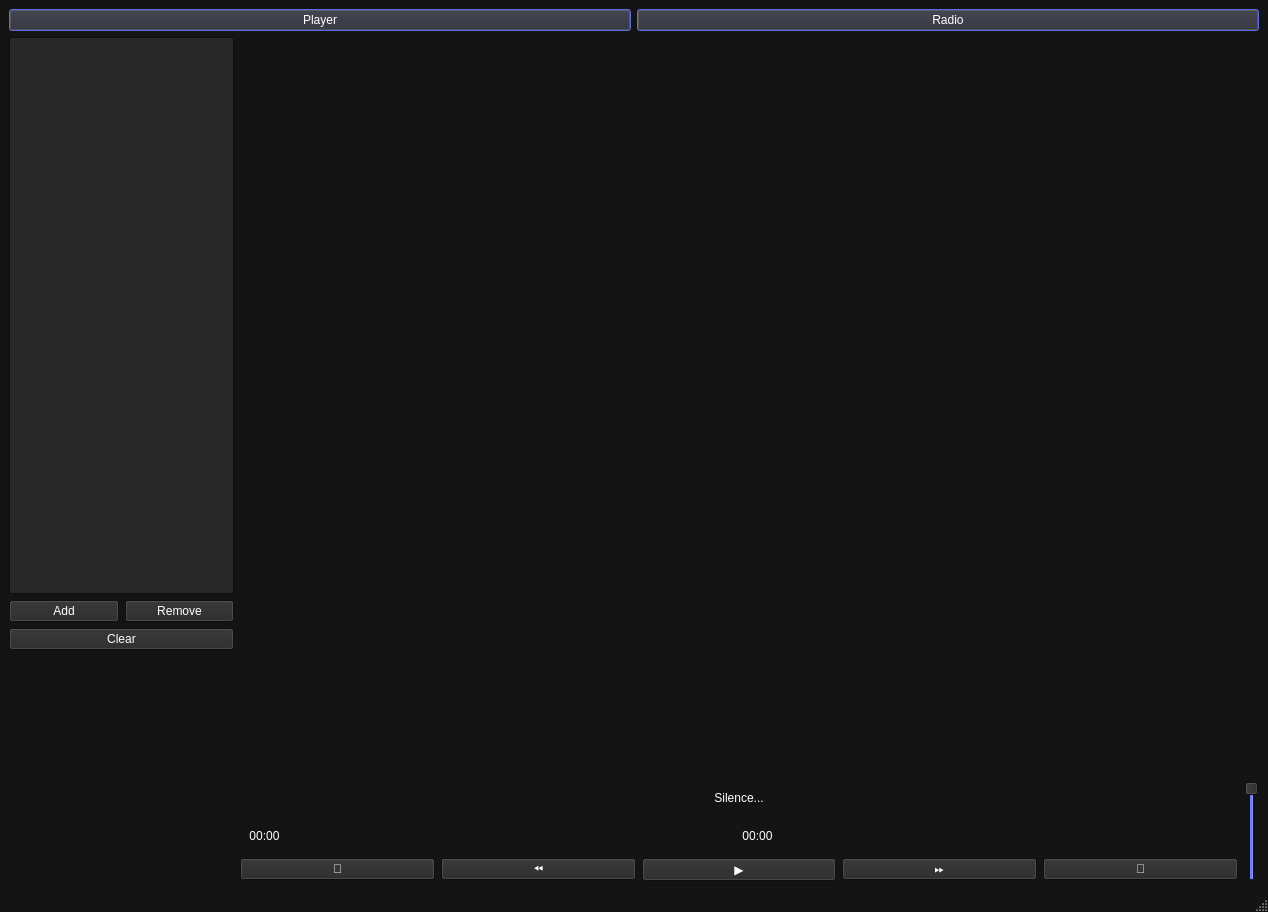
kvasoedd/musicplayer_kursovichok, file musicplayer.ui: the form before one commit.
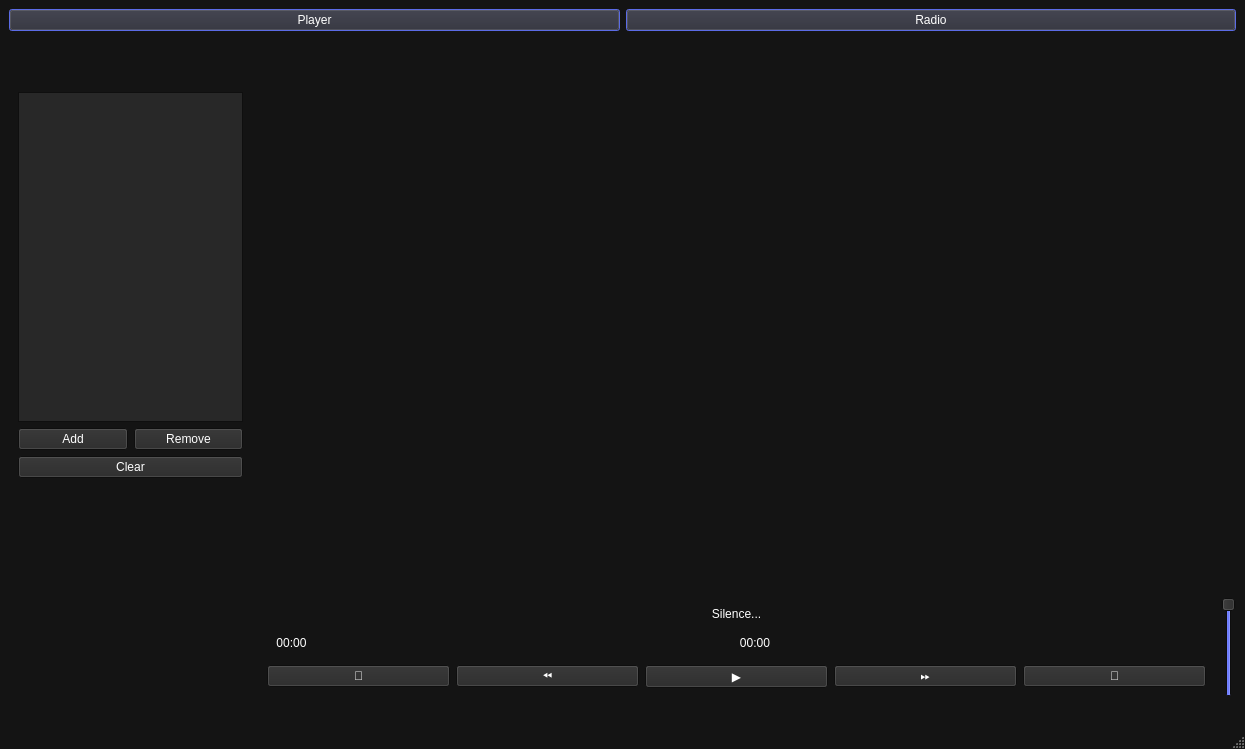
The form after the commit.

```diff
--- a/musicplayer.ui
+++ b/musicplayer.ui
@@ -6,8 +6,8 @@
    <rect>
     <x>0</x>
     <y>0</y>
-    <width>1268</width>
-    <height>912</height>
+    <width>1245</width>
+    <height>749</height>
    </rect>
   </property>
   <property name="palette">
@@ -725,339 +725,94 @@
     </palette>
    </property>
    <layout class="QGridLayout" name="gridLayout_3">
-    <item row="3" column="1">
-     <layout class="QHBoxLayout" name="horizontalLayout_4">
-      <item>
-       <layout class="QVBoxLayout" name="verticalLayout_2">
-        <item>
-         <widget class="QLabel" name="currentTrackLabel">
-          <property name="sizePolicy">
-           <sizepolicy hsizetype="Preferred" vsizetype="Minimum">
-            <horstretch>0</horstretch>
-            <verstretch>0</verstretch>
-           </sizepolicy>
-          </property>
-          <property name="layoutDirection">
-           <enum>Qt::LayoutDirection::LeftToRight</enum>
-          </property>
-          <property name="text">
-           <string>Silence...</string>
-          </property>
-          <property name="alignment">
-           <set>Qt::AlignmentFlag::AlignCenter</set>
-          </property>
-         </widget>
-        </item>
-        <item>
-         <widget class="QFrame" name="progressFrame">
-          <property name="sizePolicy">
-           <sizepolicy hsizetype="Preferred" vsizetype="Minimum">
-            <horstretch>0</horstretch>
-            <verstretch>0</verstretch>
-           </sizepolicy>
-          </property>
-          <property name="frameShape">
-           <enum>QFrame::Shape::NoFrame</enum>
-          </property>
-          <property name="frameShadow">
-           <enum>QFrame::Shadow::Raised</enum>
-          </property>
-          <layout class="QHBoxLayout" name="horizontalLayout_3">
-           <item>
-            <widget class="QLabel" name="labelCurrentTime">
-             <property name="sizePolicy">
-              <sizepolicy hsizetype="Maximum" vsizetype="Minimum">
-               <horstretch>0</horstretch>
-               <verstretch>0</verstretch>
-              </sizepolicy>
-             </property>
-             <property name="text">
-              <string>00:00</string>
-             </property>
-             <property name="alignment">
-              <set>Qt::AlignmentFlag::AlignCenter</set>
-             </property>
-            </widget>
-           </item>
-           <item>
-            <layout class="QVBoxLayout" name="progressLayout">
-             <property name="spacing">
-              <number>1</number>
-             </property>
-             <property name="sizeConstraint">
-              <enum>QLayout::SizeConstraint::SetMinAndMaxSize</enum>
-             </property>
-            </layout>
-           </item>
-           <item>
-            <widget class="QLabel" name="labelTotalTime">
-             <property name="sizePolicy">
-              <sizepolicy hsizetype="Maximum" vsizetype="Minimum">
-               <horstretch>0</horstretch>
-               <verstretch>0</verstretch>
-              </sizepolicy>
-             </property>
-             <property name="maximumSize">
-              <size>
-               <width>1600</width>
-               <height>1600</height>
-              </size>
-             </property>
-             <property name="text">
-              <string>00:00</string>
-             </property>
-             <property name="alignment">
-              <set>Qt::AlignmentFlag::AlignCenter</set>
-             </property>
-            </widget>
-           </item>
-          </layout>
-         </widget>
-        </item>
-        <item>
-         <layout class="QHBoxLayout" name="playbackPanel">
-          <item>
-           <widget class="QPushButton" name="buttonRandom">
-            <property name="sizePolicy">
-             <sizepolicy hsizetype="Preferred" vsizetype="Fixed">
-              <horstretch>0</horstretch>
-              <verstretch>0</verstretch>
-             </sizepolicy>
-            </property>
-            <property name="text">
-             <string>🔀</string>
-            </property>
-            <property name="checkable">
-             <bool>false</bool>
-            </property>
-            <property name="checked">
-             <bool>false</bool>
-            </property>
-            <property name="autoRepeat">
-             <bool>false</bool>
-            </property>
-            <property name="autoDefault">
-             <bool>false</bool>
-            </property>
-            <property name="default">
-             <bool>false</bool>
-            </property>
-            <property name="flat">
-             <bool>false</bool>
-            </property>
-           </widget>
-          </item>
-          <item>
-           <widget class="QPushButton" name="buttonPrevious">
-            <property name="sizePolicy">
-             <sizepolicy hsizetype="Preferred" vsizetype="Fixed">
-              <horstretch>0</horstretch>
-              <verstretch>0</verstretch>
-             </sizepolicy>
-            </property>
-            <property name="text">
-             <string>⏪</string>
-            </property>
-            <property name="autoDefault">
-             <bool>false</bool>
-            </property>
-            <property name="default">
-             <bool>false</bool>
-            </property>
-            <property name="flat">
-             <bool>false</bool>
-            </property>
-           </widget>
-          </item>
-          <item>
-           <widget class="QPushButton" name="buttonPlayPause">
-            <property name="sizePolicy">
-             <sizepolicy hsizetype="Preferred" vsizetype="Fixed">
-              <horstretch>0</horstretch>
-              <verstretch>0</verstretch>
-             </sizepolicy>
-            </property>
-            <property name="text">
-             <string>▶️</string>
-            </property>
-            <property name="autoDefault">
-             <bool>false</bool>
-            </property>
-            <property name="default">
-             <bool>false</bool>
-            </property>
-           </widget>
-          </item>
-          <item>
-           <widget class="QPushButton" name="buttonNext">
-            <property name="sizePolicy">
-             <sizepolicy hsizetype="Preferred" vsizetype="Fixed">
-              <horstretch>0</horstretch>
-              <verstretch>0</verstretch>
-             </sizepolicy>
-            </property>
-            <property name="text">
-             <string>⏩</string>
-            </property>
-            <property name="default">
-             <bool>false</bool>
-            </property>
-           </widget>
-          </item>
-          <item>
-           <widget class="QPushButton" name="buttonLoop">
-            <property name="sizePolicy">
-             <sizepolicy hsizetype="Preferred" vsizetype="Fixed">
-              <horstretch>0</horstretch>
-              <verstretch>0</verstretch>
-             </sizepolicy>
-            </property>
-            <property name="text">
-             <string>🔄</string>
-            </property>
-            <property name="default">
-             <bool>false</bool>
-            </property>
-           </widget>
-          </item>
-         </layout>
-        </item>
-       </layout>
-      </item>
-      <item>
-       <widget class="QSlider" name="volumeSlider">
-        <property name="sizePolicy">
-         <sizepolicy hsizetype="Fixed" vsizetype="Fixed">
-          <horstretch>0</horstretch>
-          <verstretch>0</verstretch>
-         </sizepolicy>
-        </property>
-        <property name="minimumSize">
-         <size>
-          <width>0</width>
-          <height>100</height>
-         </size>
-        </property>
-        <property name="maximumSize">
-         <size>
-          <width>16777215</width>
-          <height>100</height>
-         </size>
-        </property>
-        <property name="sliderPosition">
-         <number>99</number>
-        </property>
-        <property name="tracking">
-         <bool>true</bool>
-        </property>
-        <property name="orientation">
-         <enum>Qt::Orientation::Vertical</enum>
-        </property>
-       </widget>
-      </item>
-     </layout>
+    <item row="5" column="2">
+     <widget class="QSlider" name="volumeSlider">
+      <property name="sizePolicy">
+       <sizepolicy hsizetype="Fixed" vsizetype="Fixed">
+        <horstretch>0</horstretch>
+        <verstretch>0</verstretch>
+       </sizepolicy>
+      </property>
+      <property name="minimumSize">
+       <size>
+        <width>0</width>
+        <height>100</height>
+       </size>
+      </property>
+      <property name="maximumSize">
+       <size>
+        <width>16777215</width>
+        <height>100</height>
+       </size>
+      </property>
+      <property name="sliderPosition">
+       <number>99</number>
+      </property>
+      <property name="tracking">
+       <bool>true</bool>
+      </property>
+      <property name="orientation">
+       <enum>Qt::Orientation::Vertical</enum>
+      </property>
+     </widget>
     </item>
-    <item row="1" column="0" rowspan="3">
-     <layout class="QVBoxLayout" name="verticalLayout_3">
-      <item>
-       <layout class="QGridLayout" name="playlistLayout">
-        <item row="0" column="0" colspan="2">
-         <widget class="QListWidget" name="listWidget">
-          <property name="sizePolicy">
-           <sizepolicy hsizetype="Fixed" vsizetype="Expanding">
-            <horstretch>0</horstretch>
-            <verstretch>0</verstretch>
-           </sizepolicy>
-          </property>
-          <property name="minimumSize">
-           <size>
-            <width>225</width>
-            <height>0</height>
-           </size>
-          </property>
-          <property name="maximumSize">
-           <size>
-            <width>225</width>
-            <height>16777215</height>
-           </size>
-          </property>
-         </widget>
-        </item>
-        <item row="2" column="0" colspan="2">
-         <widget class="QPushButton" name="buttonClear">
-          <property name="text">
-           <string>Clear</string>
-          </property>
-          <property name="default">
-           <bool>false</bool>
-          </property>
-         </widget>
-        </item>
-        <item row="1" column="0">
-         <widget class="QPushButton" name="buttonAdd">
-          <property name="text">
-           <string>Add</string>
-          </property>
-          <property name="autoDefault">
-           <bool>false</bool>
-          </property>
-          <property name="default">
-           <bool>false</bool>
-          </property>
-          <property name="flat">
-           <bool>false</bool>
-          </property>
-         </widget>
-        </item>
-        <item row="1" column="1">
-         <widget class="QPushButton" name="buttonRemove">
-          <property name="text">
-           <string>Remove</string>
-          </property>
-          <property name="default">
-           <bool>false</bool>
-          </property>
-         </widget>
-        </item>
-       </layout>
-      </item>
-      <item>
-       <widget class="QLabel" name="gifLabel">
-        <property name="enabled">
-         <bool>true</bool>
-        </property>
-        <property name="sizePolicy">
-         <sizepolicy hsizetype="Fixed" vsizetype="Fixed">
-          <horstretch>0</horstretch>
-          <verstretch>0</verstretch>
-         </sizepolicy>
-        </property>
-        <property name="minimumSize">
-         <size>
-          <width>225</width>
-          <height>225</height>
-         </size>
-        </property>
-        <property name="maximumSize">
-         <size>
-          <width>225</width>
-          <height>225</height>
-         </size>
-        </property>
-        <property name="frameShape">
-         <enum>QFrame::Shape::NoFrame</enum>
-        </property>
-        <property name="scaledContents">
-         <bool>true</bool>
-        </property>
-        <property name="alignment">
-         <set>Qt::AlignmentFlag::AlignBottom|Qt::AlignmentFlag::AlignJustify</set>
-        </property>
-       </widget>
-      </item>
-     </layout>
+    <item row="6" column="1" colspan="2">
+     <widget class="QLabel" name="trackMetadataLabel">
+      <property name="sizePolicy">
+       <sizepolicy hsizetype="Preferred" vsizetype="Fixed">
+        <horstretch>0</horstretch>
+        <verstretch>0</verstretch>
+       </sizepolicy>
+      </property>
+      <property name="minimumSize">
+       <size>
+        <width>0</width>
+        <height>15</height>
+       </size>
+      </property>
+      <property name="maximumSize">
+       <size>
+        <width>16777215</width>
+        <height>15</height>
+       </size>
+      </property>
+      <property name="layoutDirection">
+       <enum>Qt::LayoutDirection::LeftToRight</enum>
+      </property>
+      <property name="text">
+       <string/>
+      </property>
+      <property name="alignment">
+       <set>Qt::AlignmentFlag::AlignBottom|Qt::AlignmentFlag::AlignRight|Qt::AlignmentFlag::AlignTrailing</set>
+      </property>
+     </widget>
     </item>
-    <item row="1" column="1" rowspan="2">
+    <item row="1" column="0" colspan="2">
+     <widget class="QLabel" name="Folders">
+      <property name="sizePolicy">
+       <sizepolicy hsizetype="Preferred" vsizetype="Fixed">
+        <horstretch>0</horstretch>
+        <verstretch>0</verstretch>
+       </sizepolicy>
+      </property>
+      <property name="minimumSize">
+       <size>
+        <width>0</width>
+        <height>40</height>
+       </size>
+      </property>
+      <property name="maximumSize">
+       <size>
+        <width>16777215</width>
+        <height>40</height>
+       </size>
+      </property>
+      <property name="text">
+       <string/>
+      </property>
+     </widget>
+    </item>
+    <item row="2" column="1" rowspan="2">
      <widget class="QFrame" name="pageArea">
       <property name="sizePolicy">
        <sizepolicy hsizetype="Expanding" vsizetype="Expanding">
@@ -1425,8 +1180,313 @@
       </property>
      </widget>
     </item>
-    <item row="0" column="0" colspan="2">
-     <layout class="QHBoxLayout" name="horizontalLayout">
+    <item row="5" column="1">
+     <widget class="QWidget" name="Controls" native="true">
+      <layout class="QHBoxLayout" name="controls">
+       <item>
+        <layout class="QVBoxLayout" name="verticalLayout_2">
+         <item>
+          <widget class="QLabel" name="currentTrackLabel">
+           <property name="sizePolicy">
+            <sizepolicy hsizetype="Preferred" vsizetype="Minimum">
+             <horstretch>0</horstretch>
+             <verstretch>0</verstretch>
+            </sizepolicy>
+           </property>
+           <property name="layoutDirection">
+            <enum>Qt::LayoutDirection::LeftToRight</enum>
+           </property>
+           <property name="text">
+            <string>Silence...</string>
+           </property>
+           <property name="alignment">
+            <set>Qt::AlignmentFlag::AlignCenter</set>
+           </property>
+          </widget>
+         </item>
+         <item>
+          <widget class="QFrame" name="progressFrame">
+           <property name="sizePolicy">
+            <sizepolicy hsizetype="Preferred" vsizetype="Minimum">
+             <horstretch>0</horstretch>
+             <verstretch>0</verstretch>
+            </sizepolicy>
+           </property>
+           <property name="frameShape">
+            <enum>QFrame::Shape::NoFrame</enum>
+           </property>
+           <property name="frameShadow">
+            <enum>QFrame::Shadow::Raised</enum>
+           </property>
+           <layout class="QHBoxLayout" name="horizontalLayout_3">
+            <item>
+             <widget class="QLabel" name="labelCurrentTime">
+              <property name="sizePolicy">
+               <sizepolicy hsizetype="Maximum" vsizetype="Minimum">
+                <horstretch>0</horstretch>
+                <verstretch>0</verstretch>
+               </sizepolicy>
+              </property>
+              <property name="text">
+               <string>00:00</string>
+              </property>
+              <property name="alignment">
+               <set>Qt::AlignmentFlag::AlignCenter</set>
+              </property>
+             </widget>
+            </item>
+            <item>
+             <layout class="QVBoxLayout" name="progressLayout">
+              <property name="spacing">
+               <number>1</number>
+              </property>
+              <property name="sizeConstraint">
+               <enum>QLayout::SizeConstraint::SetMinAndMaxSize</enum>
+              </property>
+             </layout>
+            </item>
+            <item>
+             <widget class="QLabel" name="labelTotalTime">
+              <property name="sizePolicy">
+               <sizepolicy hsizetype="Maximum" vsizetype="Minimum">
+                <horstretch>0</horstretch>
+                <verstretch>0</verstretch>
+               </sizepolicy>
+              </property>
+              <property name="maximumSize">
+               <size>
+                <width>1600</width>
+                <height>1600</height>
+               </size>
+              </property>
+              <property name="text">
+               <string>00:00</string>
+              </property>
+              <property name="alignment">
+               <set>Qt::AlignmentFlag::AlignCenter</set>
+              </property>
+             </widget>
+            </item>
+           </layout>
+          </widget>
+         </item>
+         <item>
+          <layout class="QHBoxLayout" name="playbackPanel">
+           <item>
+            <widget class="QPushButton" name="buttonRandom">
+             <property name="sizePolicy">
+              <sizepolicy hsizetype="Preferred" vsizetype="Fixed">
+               <horstretch>0</horstretch>
+               <verstretch>0</verstretch>
+              </sizepolicy>
+             </property>
+             <property name="text">
+              <string>🔀</string>
+             </property>
+             <property name="checkable">
+              <bool>false</bool>
+             </property>
+             <property name="checked">
+              <bool>false</bool>
+             </property>
+             <property name="autoRepeat">
+              <bool>false</bool>
+             </property>
+             <property name="autoDefault">
+              <bool>false</bool>
+             </property>
+             <property name="default">
+              <bool>false</bool>
+             </property>
+             <property name="flat">
+              <bool>false</bool>
+             </property>
+            </widget>
+           </item>
+           <item>
+            <widget class="QPushButton" name="buttonPrevious">
+             <property name="sizePolicy">
+              <sizepolicy hsizetype="Preferred" vsizetype="Fixed">
+               <horstretch>0</horstretch>
+               <verstretch>0</verstretch>
+              </sizepolicy>
+             </property>
+             <property name="text">
+              <string>⏪</string>
+             </property>
+             <property name="autoDefault">
+              <bool>false</bool>
+             </property>
+             <property name="default">
+              <bool>false</bool>
+             </property>
+             <property name="flat">
+              <bool>false</bool>
+             </property>
+            </widget>
+           </item>
+           <item>
+            <widget class="QPushButton" name="buttonPlayPause">
+             <property name="sizePolicy">
+              <sizepolicy hsizetype="Preferred" vsizetype="Fixed">
+               <horstretch>0</horstretch>
+               <verstretch>0</verstretch>
+              </sizepolicy>
+             </property>
+             <property name="text">
+              <string>▶️</string>
+             </property>
+             <property name="autoDefault">
+              <bool>false</bool>
+             </property>
+             <property name="default">
+              <bool>false</bool>
+             </property>
+            </widget>
+           </item>
+           <item>
+            <widget class="QPushButton" name="buttonNext">
+             <property name="sizePolicy">
+              <sizepolicy hsizetype="Preferred" vsizetype="Fixed">
+               <horstretch>0</horstretch>
+               <verstretch>0</verstretch>
+              </sizepolicy>
+             </property>
+             <property name="text">
+              <string>⏩</string>
+             </property>
+             <property name="default">
+              <bool>false</bool>
+             </property>
+            </widget>
+           </item>
+           <item>
+            <widget class="QPushButton" name="buttonLoop">
+             <property name="sizePolicy">
+              <sizepolicy hsizetype="Preferred" vsizetype="Fixed">
+               <horstretch>0</horstretch>
+               <verstretch>0</verstretch>
+              </sizepolicy>
+             </property>
+             <property name="text">
+              <string>🔄</string>
+             </property>
+             <property name="default">
+              <bool>false</bool>
+             </property>
+            </widget>
+           </item>
+          </layout>
+         </item>
+        </layout>
+       </item>
+      </layout>
+     </widget>
+    </item>
+    <item row="2" column="0" rowspan="5">
+     <widget class="QWidget" name="Playlist_controls" native="true">
+      <layout class="QVBoxLayout" name="Playlist">
+       <item>
+        <layout class="QGridLayout" name="playlistLayout">
+         <item row="2" column="0">
+          <widget class="QPushButton" name="buttonAdd">
+           <property name="text">
+            <string>Add</string>
+           </property>
+           <property name="autoDefault">
+            <bool>false</bool>
+           </property>
+           <property name="default">
+            <bool>false</bool>
+           </property>
+           <property name="flat">
+            <bool>false</bool>
+           </property>
+          </widget>
+         </item>
+         <item row="2" column="1">
+          <widget class="QPushButton" name="buttonRemove">
+           <property name="text">
+            <string>Remove</string>
+           </property>
+           <property name="default">
+            <bool>false</bool>
+           </property>
+          </widget>
+         </item>
+         <item row="3" column="0" colspan="2">
+          <widget class="QPushButton" name="buttonClear">
+           <property name="text">
+            <string>Clear</string>
+           </property>
+           <property name="default">
+            <bool>false</bool>
+           </property>
+          </widget>
+         </item>
+         <item row="1" column="0" colspan="2">
+          <widget class="QListWidget" name="listWidget">
+           <property name="sizePolicy">
+            <sizepolicy hsizetype="Fixed" vsizetype="Expanding">
+             <horstretch>0</horstretch>
+             <verstretch>0</verstretch>
+            </sizepolicy>
+           </property>
+           <property name="minimumSize">
+            <size>
+             <width>225</width>
+             <height>0</height>
+            </size>
+           </property>
+           <property name="maximumSize">
+            <size>
+             <width>225</width>
+             <height>16777215</height>
+            </size>
+           </property>
+          </widget>
+         </item>
+        </layout>
+       </item>
+       <item>
+        <widget class="QLabel" name="gifLabel">
+         <property name="enabled">
+          <bool>true</bool>
+         </property>
+         <property name="sizePolicy">
+          <sizepolicy hsizetype="Fixed" vsizetype="Fixed">
+           <horstretch>0</horstretch>
+           <verstretch>0</verstretch>
+          </sizepolicy>
+         </property>
+         <property name="minimumSize">
+          <size>
+           <width>225</width>
+           <height>225</height>
+          </size>
+         </property>
+         <property name="maximumSize">
+          <size>
+           <width>225</width>
+           <height>225</height>
+          </size>
+         </property>
+         <property name="frameShape">
+          <enum>QFrame::Shape::NoFrame</enum>
+         </property>
+         <property name="scaledContents">
+          <bool>true</bool>
+         </property>
+         <property name="alignment">
+          <set>Qt::AlignmentFlag::AlignBottom|Qt::AlignmentFlag::AlignJustify</set>
+         </property>
+        </widget>
+       </item>
+      </layout>
+     </widget>
+    </item>
+    <item row="0" column="0" colspan="3">
+     <layout class="QHBoxLayout" name="Mode">
       <item>
        <widget class="QPushButton" name="playerButton">
         <property name="sizePolicy">
```
Left out of the diff: 2 changed lines with no effect on the pictures.
